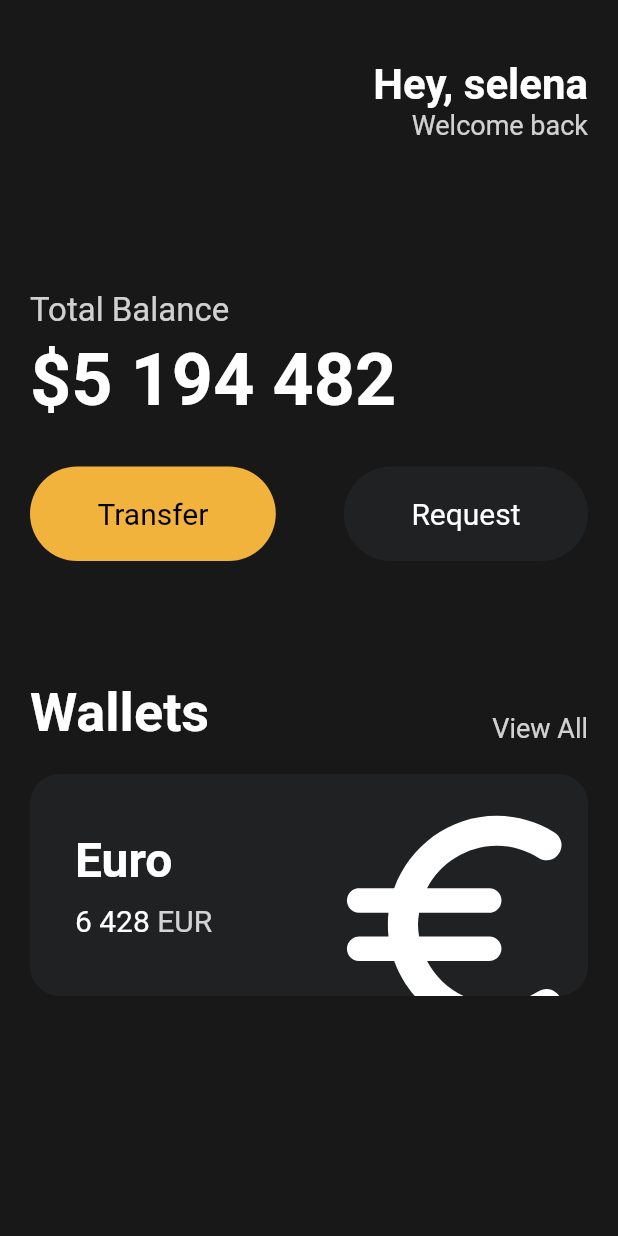
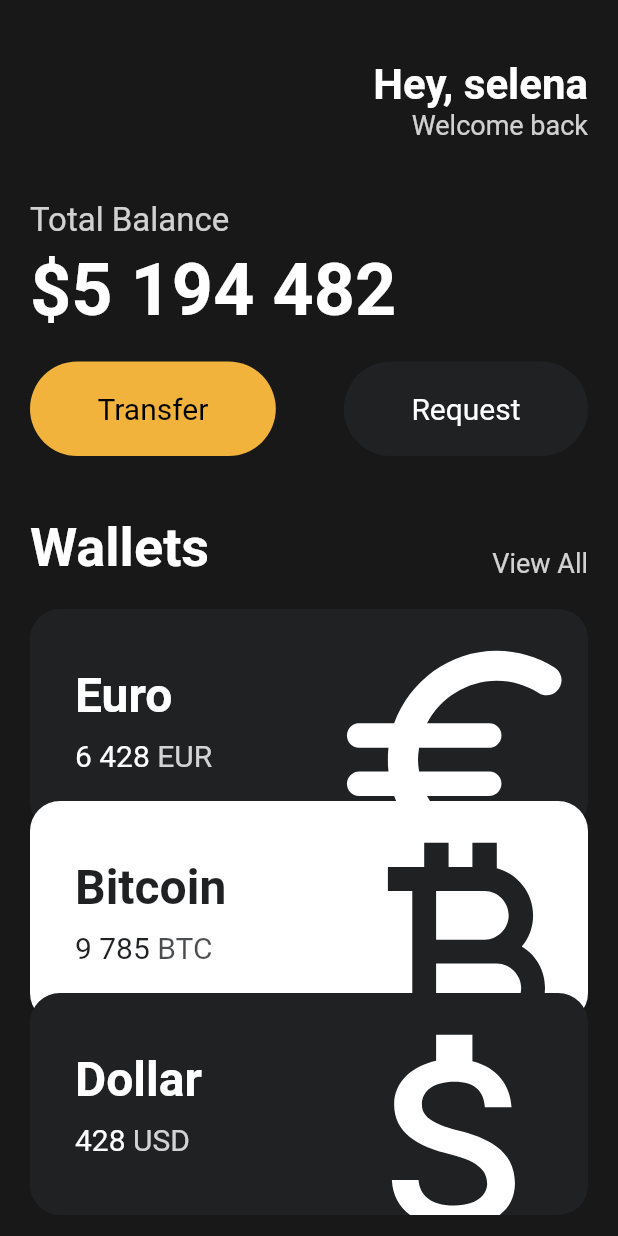
Before and after one commit to yanJuicy/card-ui, a Flutter app: the screen it shows after launch, on a phone screen of 412 x 824 dp. Run offline on Flutter 3.47's test engine with Material 2 defaults, Android fonts, the phone set to English and light mode, and no system bars.

Commit message:
Reusable Cards

```diff
--- a/lib/main.dart
+++ b/lib/main.dart
@@ -1,5 +1,6 @@
 import 'package:flutter/material.dart';
 import 'package:toonflix/widgets/button.dart';
+import 'package:toonflix/widgets/currency_card.dart';
 
 void main() {
   runApp(const App());
@@ -13,7 +14,8 @@ class App extends StatelessWidget {
     return MaterialApp(
       home: Scaffold(
         backgroundColor: const Color(0xFF181818),
-        body: Padding(
+        body: SingleChildScrollView(
+          child: Padding(
             padding: const EdgeInsets.symmetric(
               horizontal: 20,
             ),
@@ -49,7 +51,7 @@ class App extends StatelessWidget {
                   ],
                 ),
                 const SizedBox(
-                height: 100,
+                  height: 40,
                 ),
                 Text(
                   "Total Balance",
@@ -70,7 +72,7 @@ class App extends StatelessWidget {
                   ),
                 ),
                 const SizedBox(
-                height: 30,
+                  height: 20,
                 ),
                 const Row(
                   mainAxisAlignment: MainAxisAlignment.spaceBetween,
@@ -88,7 +90,7 @@ class App extends StatelessWidget {
                   ],
                 ),
                 const SizedBox(
-                height: 80,
+                  height: 40,
                 ),
                 Row(
                   mainAxisAlignment: MainAxisAlignment.spaceBetween,
@@ -114,72 +116,37 @@ class App extends StatelessWidget {
                 const SizedBox(
                   height: 20,
                 ),
-              Container(
-                clipBehavior: Clip.hardEdge,
-                decoration: BoxDecoration(
-                  color: const Color(0xFF1F2123),
-                  borderRadius: BorderRadius.circular(20),
+                const CurrencyCard(
+                  name: "Euro",
+                  code: "EUR",
+                  amount: "6 428",
+                  icon: Icons.euro_rounded,
+                  isInverted: true,
                 ),
-                child: Padding(
-                  padding: const EdgeInsets.all(30),
-                  child: Row(
-                    mainAxisAlignment: MainAxisAlignment.spaceBetween,
-                    children: [
-                      Column(
-                        crossAxisAlignment: CrossAxisAlignment.start,
-                        children: [
-                          const Text(
-                            "Euro",
-                            style: TextStyle(
-                              color: Colors.white,
-                              fontSize: 32,
-                              fontWeight: FontWeight.w600,
+                Transform.translate(
+                  offset: const Offset(0, -20),
+                  child: const CurrencyCard(
+                    name: "Bitcoin",
+                    code: "BTC",
+                    amount: "9 785",
+                    icon: Icons.currency_bitcoin,
+                    isInverted: false,
                   ),
                 ),
-                          const SizedBox(
-                            height: 10,
-                          ),
-                          Row(
-                            children: [
-                              const Text(
-                                "6 428",
-                                style: TextStyle(
-                                  color: Colors.white,
-                                  fontSize: 20,
-                                ),
-                              ),
-                              const SizedBox(
-                                width: 5,
-                              ),
-                              Text(
-                                "EUR",
-                                style: TextStyle(
-                                  color: Colors.white.withOpacity(0.8),
-                                  fontSize: 20,
-                                ),
-                              ),
-                            ],
-                          ),
-                        ],
-                      ),
-                      Transform.scale(
-                        scale: 2.2,
-                        child: Transform.translate(
-                          offset: const Offset(-5, 12),
-                          child: const Icon(
-                            Icons.euro_rounded,
-                            color: Colors.white,
-                            size: 88,
-                          ),
+                Transform.translate(
+                  offset: const Offset(0, -40),
+                  child: const CurrencyCard(
+                    name: "Dollar",
+                    code: "USD",
+                    amount: "428",
+                    icon: Icons.attach_money_outlined,
+                    isInverted: true,
                   ),
                 ),
               ],
             ),
           ),
         ),
-            ],
-          ),
-        ),
       ),
     );
   }
--- /dev/null
+++ b/lib/widgets/currency_card.dart
@@ -0,0 +1,87 @@
+import 'package:flutter/material.dart';
+
+class CurrencyCard extends StatelessWidget {
+  final String name, code, amount;
+  final IconData icon;
+  final bool isInverted;
+
+  final _blackColor = const Color(0xFF1F2123);
+
+  const CurrencyCard({
+    super.key,
+    required this.name,
+    required this.code,
+    required this.amount,
+    required this.icon,
+    required this.isInverted,
+  });
+
+  @override
+  Widget build(BuildContext context) {
+    return Container(
+      clipBehavior: Clip.hardEdge,
+      decoration: BoxDecoration(
+        color: isInverted ? _blackColor : Colors.white,
+        borderRadius: BorderRadius.circular(20),
+      ),
+      child: Padding(
+        padding: const EdgeInsets.all(30),
+        child: Row(
+          mainAxisAlignment: MainAxisAlignment.spaceBetween,
+          children: [
+            Column(
+              crossAxisAlignment: CrossAxisAlignment.start,
+              children: [
+                Text(
+                  name,
+                  style: TextStyle(
+                    color: isInverted ? Colors.white : _blackColor,
+                    fontSize: 32,
+                    fontWeight: FontWeight.w600,
+                  ),
+                ),
+                const SizedBox(
+                  height: 10,
+                ),
+                Row(
+                  children: [
+                    Text(
+                      amount,
+                      style: TextStyle(
+                        color: isInverted ? Colors.white : _blackColor,
+                        fontSize: 20,
+                      ),
+                    ),
+                    const SizedBox(
+                      width: 5,
+                    ),
+                    Text(
+                      code,
+                      style: TextStyle(
+                        color: isInverted
+                            ? Colors.white.withOpacity(0.8)
+                            : _blackColor.withOpacity(0.8),
+                        fontSize: 20,
+                      ),
+                    ),
+                  ],
+                ),
+              ],
+            ),
+            Transform.scale(
+              scale: 2.2,
+              child: Transform.translate(
+                offset: const Offset(-5, 12),
+                child: Icon(
+                  icon,
+                  color: isInverted ? Colors.white : _blackColor,
+                  size: 88,
+                ),
+              ),
+            ),
+          ],
+        ),
+      ),
+    );
+  }
+}
```
Lines whose indentation alone changed are shown as unchanged.
